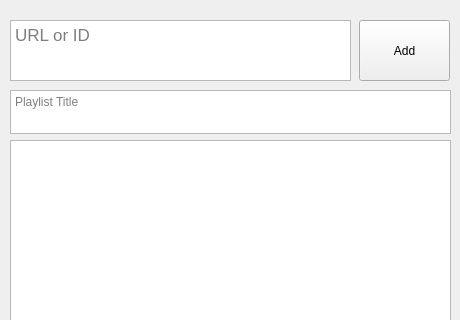
The window that src/gui/form.ui (christianhofmanncodes/youtube-playlist-generator) describes before a commit, drawn with Qt 5; both pictures show x 0 to 460 and y 0 to 320 of the 460 by 540 pixel window.
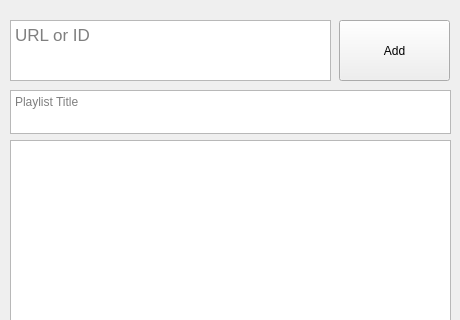
The same window after the commit.

Commit message: make items editable

Patch:
```diff
--- a/src/gui/form.ui
+++ b/src/gui/form.ui
@@ -40,7 +40,7 @@
      <rect>
       <x>10</x>
       <y>20</y>
-      <width>341</width>
+      <width>321</width>
       <height>61</height>
      </rect>
     </property>
@@ -68,9 +68,9 @@
    <widget class="QPushButton" name="pushButton_add">
     <property name="geometry">
      <rect>
-      <x>359</x>
+      <x>339</x>
       <y>20</y>
-      <width>91</width>
+      <width>111</width>
       <height>61</height>
      </rect>
     </property>
```
The commit also changes 1 other file.
